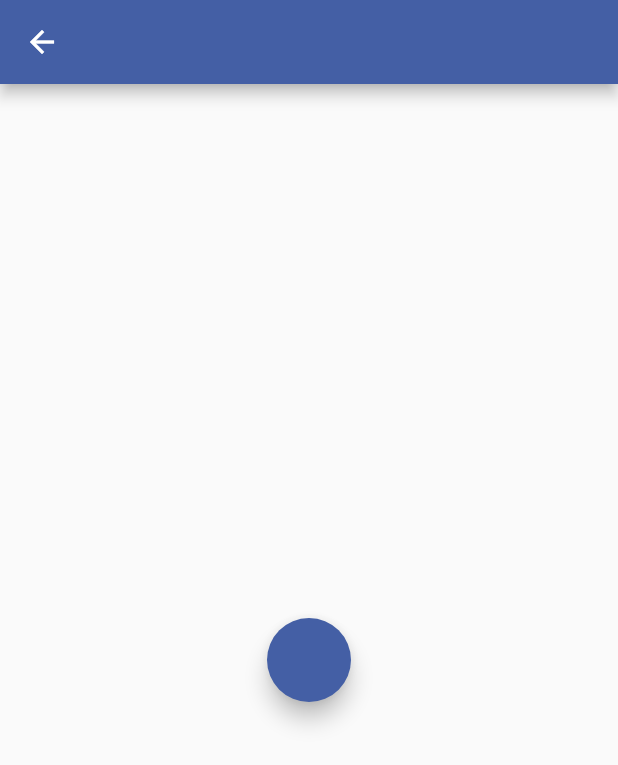
After one commit to Kuutioo/lol-static-data, a Flutter app: the ChampionSmashOrPassResultPage screen opened directly, on a phone screen of 412 x 824 dp. The commit adds this screen. Shown: the top 765 px of the screen. Run offline on Flutter 3.47's test engine with Material 2 defaults, Android fonts, the phone set to English and light mode, and no system bars; our stand-ins replace flutter_html; missing offline and left inert: champions, flutter_swipable.

Commit message:
Small progress with Smash Or Pass
Me and Janu tried fixing some bugs together so no real progress on Smash Or Pass

```diff
--- a/lol_static_data/lib/pages/champion_smash_or_pass_page.dart
+++ b/lol_static_data/lib/pages/champion_smash_or_pass_page.dart
@@ -19,11 +19,7 @@ class _ChampionSmashOrPassPageState extends State<ChampionSmashOrPassPage> {
         child: Container(
           height: 300,
           width: 200,
-          child: Stack(
-            children: [
-              ChampionTinderCard(color: Colors.deepPurple),
-            ],
-          ),
+          child: ChampionTinderCard(color: Colors.deepPurple),
         ),
       ),
     );
--- /dev/null
+++ b/lol_static_data/lib/pages/champion_smash_or_pass_result_page.dart
@@ -0,0 +1,26 @@
+import 'package:flutter/material.dart';
+
+import 'champion_smash_or_pass_page.dart';
+
+class ChampionSmashOrPassResultPage extends StatelessWidget {
+  @override
+  Widget build(BuildContext context) {
+    return Scaffold(
+      appBar: AppBar(),
+      body: Center(
+        child: Container(
+          child: FloatingActionButton(
+            onPressed: () {
+              Navigator.pushReplacement(
+                context,
+                MaterialPageRoute(
+                  builder: (context) => ChampionSmashOrPassPage(),
+                ),
+              );
+            },
+          ),
+        ),
+      ),
+    );
+  }
+}
```
Also changed, not shown: lol_static_data/lib/widgets/champion_tinder_card.dart (+11 -4 lines).
